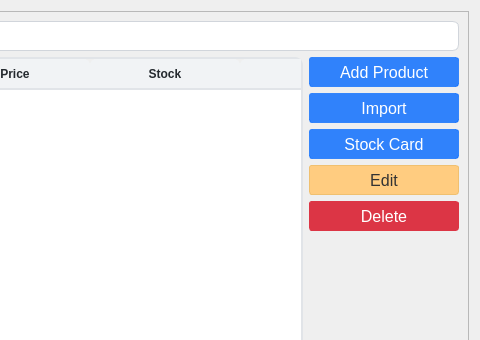
The window that ui/products.ui (michael-halim/pos) describes before a commit, drawn with Qt 5; both pictures show x 533 to 1013 and y 0 to 340 of the 1013 by 519 pixel window.
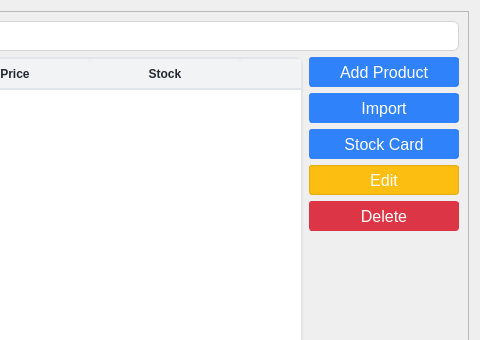
The same window after the commit. Icons and pictures are not drawn.

Diff of the .ui file:
```diff
--- a/ui/products.ui
+++ b/ui/products.ui
@@ -437,19 +437,27 @@
                </font>
               </property>
               <property name="styleSheet">
-               <string notr="true">QPushButton{
-    color: #333;
-    background-color: #ffcc80; /* Softer yellow/orange */
-    border-color: #f0c070;
+               <string notr="true">QPushButton {
+    color: white;
+    background-color: #fcbe11;      /* Bright saffron gold - main color */
+    border: 1px solid #e3ab0f;      /* Slightly darker border */
+
 }
+
 QPushButton:hover {
     background-color: #f0c070;
     border-color: #e0b060;
 }
+
+QPushButton:pressed {
+    background-color: #ca980e;      /* 20% darker than main color */
+    border-color: #b1850c;          /* 30% darker than main color */
+}
+
 QPushButton:disabled {
-    background-color: #ffe0b3;
-    border-color: #ffe0b3;
-    color: #8a7a5c;
+    background-color: #fdcf55;      /* 20% lighter than main color */
+    border-color: #fdcf55;          /* Same as background for cleaner disabled look */
+    color: rgba(255, 255, 255, 0.7); /* Semi-transparent white */
 }</string>
               </property>
               <property name="text">
```
Left out of the diff: 4 changed lines with no effect on the pictures.
